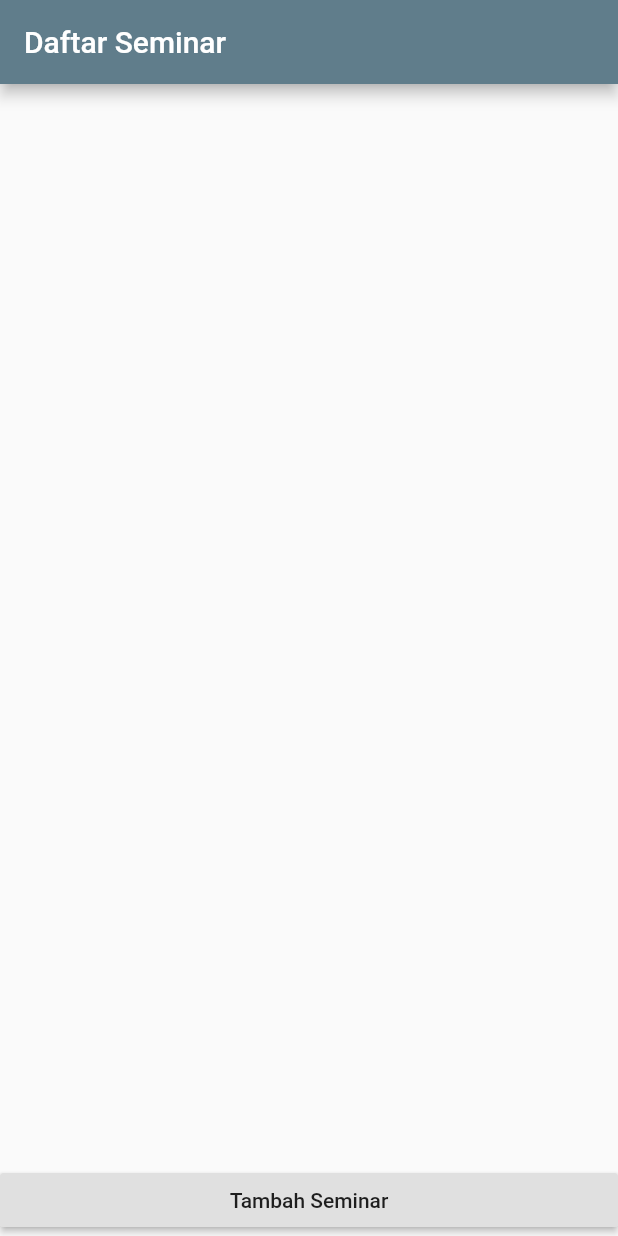
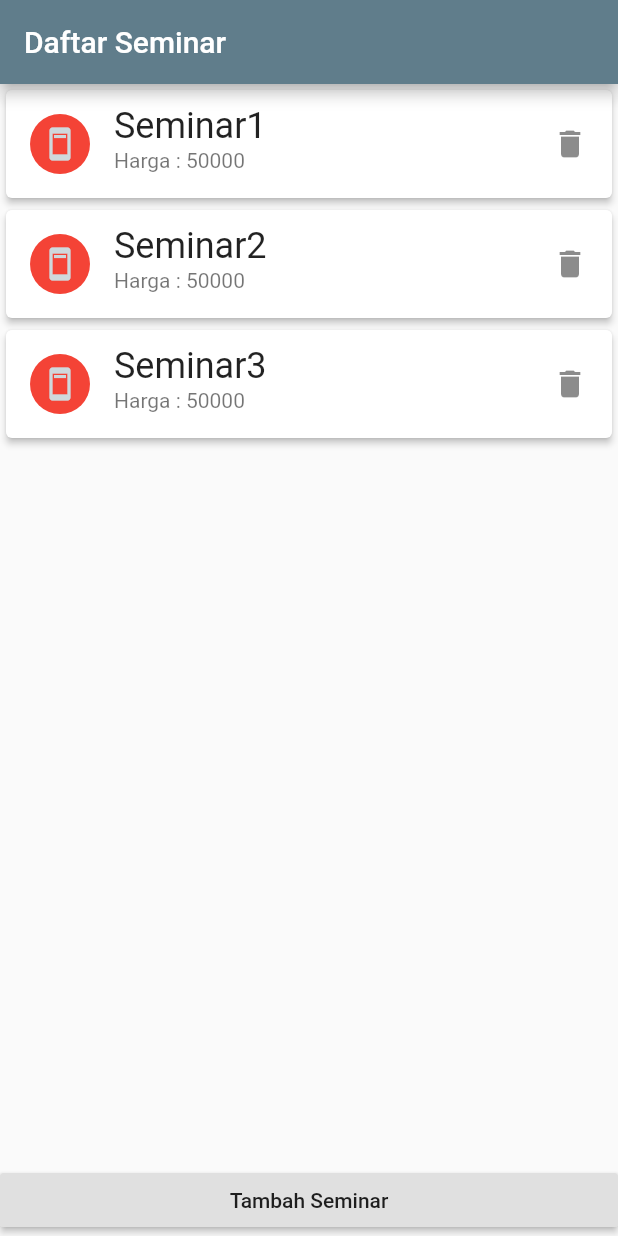
Before and after one commit to sellauno/uts_seminar, a Flutter app: the screen it shows after launch, on a phone screen of 412 x 824 dp. Run offline on Flutter 3.47's test engine with Material 2 defaults, Android fonts, the light colour scheme and no system bars; our stand-ins replace sqflite; accounts and stored records are empty; statements that could not run were skipped.

Commit message:
Ubah Date

```diff
--- a/lib/dbhelperseminar.dart
+++ b/lib/dbhelperseminar.dart
@@ -34,7 +34,7 @@ class DbHelperSeminar {
       CREATE TABLE seminar (
       id INTEGER PRIMARY KEY AUTOINCREMENT,
       judul TEXT,
-      waktu DATETIME,
+      waktu TEXT,
       harga INTEGER,
       kuota INTEGER,
       lokasi TEXT,
@@ -42,17 +42,12 @@ class DbHelperSeminar {
       )
     ''');
 
-    // await db.execute('''
-    //   INSERT INTO 'seminar' ('id', 'judul', 'waktu', 'harga', 'kuota', 'lokasi', 'pembicara') VALUES
-    //             (1, 'Seminar1', '2021-04-07 10:00:00', 50000, 50, 'Zoom Meeting', 'PemateriA'),
-    //             (2, 'Seminar2', '2021-04-08 10:00:00', 50000, 50, 'Zoom Meeting', 'PemateriB'),
-    //             (3, 'Seminar3', '2021-04-09 10:00:00', 50000, 50, 'Zoom Meeting', 'PemateriC');
-    // ''');
-
-    // await db.execute(
-    //            "INSERT INTO seminar ('id', 'judul', 'waktu', 'harga', 'kuota', 'lokasi', 'pembicara') values (?, ?, ?, ?, ?)",
-    //            [1, "Seminar1", DateTime.now(), 50000, 50, "Zoom Meeting", "PemateriA"]
-    //         );
+     await db.execute('''
+       INSERT INTO 'seminar' ('id', 'judul', 'waktu', 'harga', 'kuota', 'lokasi', 'pembicara') VALUES
+                 (1, 'Seminar1', '2021-04-07 10:00', 50000, 50, 'Zoom Meeting', 'PemateriA'),
+                 (2, 'Seminar2', '2021-04-08 10:00', 50000, 50, 'Zoom Meeting', 'PemateriB'),
+                 (3, 'Seminar3', '2021-04-09 10:00', 50000, 50, 'Zoom Meeting', 'PemateriC');
+     ''');
 
     batchTemp.commit();
   }
--- a/lib/homepage.dart
+++ b/lib/homepage.dart
@@ -104,7 +104,7 @@ class HomeState extends State<Home> {
     );
   }
   void addData() async{
-      var add1 = Seminar("Seminar1", /*DateTime.now(),*/ 50000, 50, "Zoom Meeting", "PemateriA");
+      var add1 = Seminar("Seminar1", "DateTime.now()", 50000, 50, "Zoom Meeting", "PemateriA");
       await dbHelperSeminar.insert(add1);
       updateListView();
   }
--- a/lib/seminar.dart
+++ b/lib/seminar.dart
@@ -1,7 +1,7 @@
 class Seminar {
   int _id;
   String _judul;
-  //DateTime _waktu;
+  String _waktu;
   int _harga;
   int _kuota;
   String _lokasi;
@@ -14,8 +14,8 @@ class Seminar {
   get judul => this._judul;
   set judul(value) => this._judul = value;
 //setter dan getter waktu
-  // get waktu => this._waktu;
-  // set waktu(value) => this._waktu = value;
+  get waktu => this._waktu;
+  set waktu(value) => this._waktu = value;
 //setter dan getter harga
   get harga => this._harga;
   set harga(value) => this._harga = value;
@@ -30,13 +30,13 @@ class Seminar {
   set setPembicara(pembicara) => this._pembicara = pembicara;
 
 // konstruktor versi 1
-  Seminar(this._judul, /*this._waktu,*/ this._harga, this._kuota, this._lokasi, this._pembicara);
+  Seminar(this._judul, this._waktu, this._harga, this._kuota, this._lokasi, this._pembicara);
 
 // konstruktor versi 2: konversi dari Map ke Seminar
   Seminar.fromMap(Map<String, dynamic> map) {
     this._id = map['id'];
     this._judul = map['judul'];
-    //this._waktu = DateTime.parse(map['waktu']); //_TypeError (type 'String' is not a subtype of type 'DateTime')
+    this._waktu = map['waktu'];
     this._harga = map['harga'];
     this._kuota = map['kuota'];
     this._lokasi = map['lokasi'];
@@ -48,7 +48,7 @@ class Seminar {
     Map<String, dynamic> map = Map<String, dynamic>();
     map['id'] = this._id;
     map['judul'] = this._judul;
-  //  map['waktu'] = this._waktu;
+    map['waktu'] = this._waktu;
     map['harga'] = this._harga;
     map['kuota'] = this._kuota;
     map['lokasi'] = this._lokasi;
```
Also changed, not shown: lib/entryseminar.dart (+18 -18 lines).
